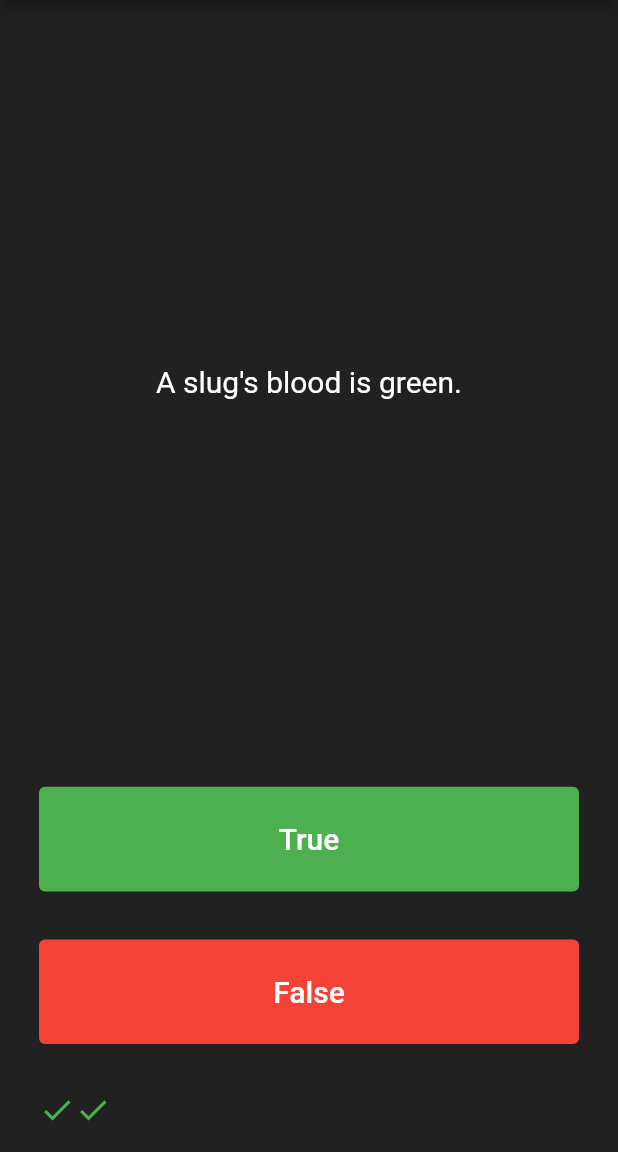
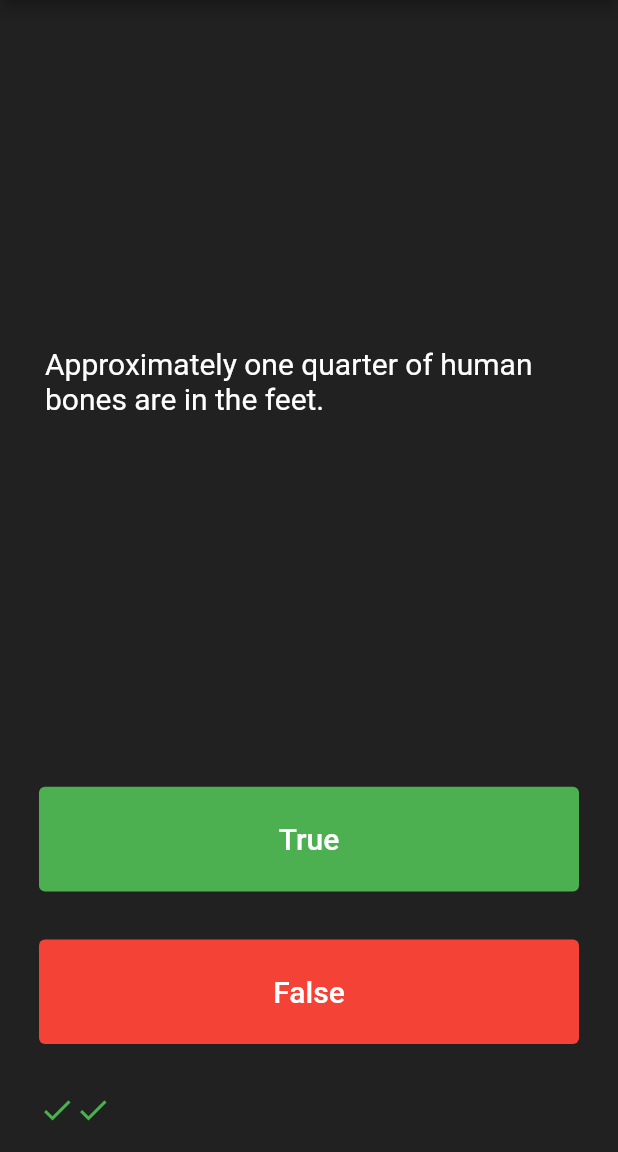
Before and after one commit to pb-droid93/quizller, a Flutter app: the screen it shows after launch, after a tap on "True", after a tap on "False", on a phone screen of 412 x 824 dp, the part 84-1236 px from its top. Run offline on Flutter 3.47's test engine with Material 2 defaults, Android fonts, the phone set to English and light mode, and no system bars; our stand-ins replace rflutter_alert.

Commit message:
added question and dialog button

```diff
--- a/lib/quiz.dart
+++ b/lib/quiz.dart
@@ -1,4 +1,8 @@
 import 'package:flutter/material.dart';
+import 'package:quizller/quiz_brain.dart';
+import 'package:rflutter_alert/rflutter_alert.dart';
+
+QuizBrain quizBrain = QuizBrain();
 
 class QuizPage extends StatefulWidget {
   const QuizPage({Key? key}) : super(key: key);
@@ -10,19 +14,39 @@ class QuizPage extends StatefulWidget {
 class _QuizPageState extends State<QuizPage> {
   List<Icon> scoreKeeper = [];
 
-  List<String> question = [
-    'you can lead a cow down stairs but not upstairs.',
-    'Approximately one quarter of huma bones are in the feet.',
-    'A slug\'s blood is green.'
-  ];
+  void checkAnswer(bool userPickedAnswer) {
+    bool correctAns = quizBrain.getAnswerText();
 
-  List<bool> answer = [
-    false,
-    true,
-    false,
-  ];
+    setState(() {
+      if (quizBrain.nextQuestion() == false) {
+        _onBasicAlertPressed(context);
+        return;
+      }
+      if (userPickedAnswer == correctAns) {
+        scoreKeeper.add(
+          const Icon(
+            Icons.check,
+            color: Colors.green,
+          ),
+        );
+      } else {
+        scoreKeeper.add(
+          const Icon(
+            Icons.close,
+            color: Colors.red,
+          ),
+        );
+      }
+    });
+  }
 
-  int indexValue = 0;
+  void _onBasicAlertPressed(context) {
+    Alert(
+      context: context,
+      title: "awesome",
+      desc: "close not valid",
+    ).show();
+  }
 
   @override
   Widget build(BuildContext context) {
@@ -36,7 +60,7 @@ class _QuizPageState extends State<QuizPage> {
             padding: const EdgeInsets.all(20.0),
             child: Center(
               child: Text(
-                question[indexValue],
+                quizBrain.getQuestionText(),
                 style: const TextStyle(
                   color: Colors.white,
                   fontSize: 20,
@@ -51,30 +75,7 @@ class _QuizPageState extends State<QuizPage> {
             padding: const EdgeInsets.all(16.0),
             child: TextButton(
               onPressed: () {
-                setState(() {
-                  if (indexValue == 2) {
-                    indexValue = 0;
-                  } else {
-                    indexValue++;
-                  }
-
-                  bool correctAns = answer[indexValue];
-                  if (correctAns == true) {
-                    scoreKeeper.add(
-                      const Icon(
-                        Icons.check,
-                        color: Colors.green,
-                      ),
-                    );
-                  } else {
-                    scoreKeeper.add(
-                      const Icon(
-                        Icons.close,
-                        color: Colors.red,
-                      ),
-                    );
-                  }
-                });
+                checkAnswer(true);
               },
               style: ButtonStyle(
                 backgroundColor: MaterialStateProperty.all(Colors.green),
@@ -95,30 +96,7 @@ class _QuizPageState extends State<QuizPage> {
             padding: const EdgeInsets.all(16.0),
             child: TextButton(
               onPressed: () {
-                setState(() {
-                  if (indexValue == 2) {
-                    indexValue = 0;
-                  } else {
-                    indexValue++;
-                  }
-
-                  bool correctAns = answer[indexValue];
-                  if (correctAns == false) {
-                    scoreKeeper.add(
-                      const Icon(
-                        Icons.check,
-                        color: Colors.green,
-                      ),
-                    );
-                  } else {
-                    scoreKeeper.add(
-                      const Icon(
-                        Icons.close,
-                        color: Colors.red,
-                      ),
-                    );
-                  }
-                });
+                checkAnswer(false);
               },
               style: ButtonStyle(
                 backgroundColor: MaterialStateProperty.all(Colors.red),
@@ -134,10 +112,13 @@ class _QuizPageState extends State<QuizPage> {
             ),
           ),
         ),
-        Padding(
-          padding: const EdgeInsets.all(16.0),
-          child: Row(
-            children: scoreKeeper,
+        SingleChildScrollView(
+          scrollDirection: Axis.horizontal,
+          child: Padding(
+            padding: const EdgeInsets.all(16.0),
+            child: Row(
+              children: scoreKeeper,
+            ),
           ),
         ),
       ],
--- /dev/null
+++ b/lib/quiz_brain.dart
@@ -0,0 +1,48 @@
+import 'package:quizller/question.dart';
+
+class QuizBrain {
+  int _currentQuestion = 0;
+  final List<Question> _questionBank = [
+    Question('Some cats are actually allergic to humans', true),
+    Question('You can lead a cow down stairs but not up stairs.', false),
+    Question('Approximately one quarter of human bones are in the feet.', true),
+    Question('A slug\'s blood is green.', true),
+    Question('Buzz Aldrin\'s mother\'s maiden name was \"Moon\".', true),
+    Question('It is illegal to pee in the Ocean in Portugal.', true),
+    Question(
+        'No piece of square dry paper can be folded in half more than 7 times.',
+        false),
+    Question(
+        'In London, UK, if you happen to die in the House of Parliament, you are technically entitled to a state funeral, because the building is considered too sacred a place.',
+        true),
+    Question(
+        'The loudest sound produced by any animal is 188 decibels. That animal is the African Elephant.',
+        false),
+    Question(
+        'The total surface area of two human lungs is approximately 70 square metres.',
+        true),
+    Question('Google was originally called \"Backrub\".', true),
+    Question(
+        'Chocolate affects a dog\'s heart and nervous system; a few ounces are enough to kill a small dog.',
+        true),
+    Question(
+        'In West Virginia, USA, if you accidentally hit an animal with your car, you are free to take it home to eat.',
+        true),
+  ];
+
+  bool nextQuestion() {
+    if (_currentQuestion < _questionBank.length - 1) {
+      _currentQuestion++;
+      return true;
+    }
+    return false;
+  }
+
+  String getQuestionText() {
+    return _questionBank[_currentQuestion].questionText;
+  }
+
+  bool getAnswerText() {
+    return _questionBank[_currentQuestion].questionAnswer;
+  }
+}
--- a/pubspec.yaml
+++ b/pubspec.yaml
@@ -35,6 +35,7 @@ dependencies:
   # The following adds the Cupertino Icons font to your application.
   # Use with the CupertinoIcons class for iOS style icons.
   cupertino_icons: ^1.0.2
+  rflutter_alert: ^2.0.7
 
 dev_dependencies:
   flutter_test:
```
Also changed, not shown: lib/question.dart (added, +9 -0 lines), pubspec.lock.
